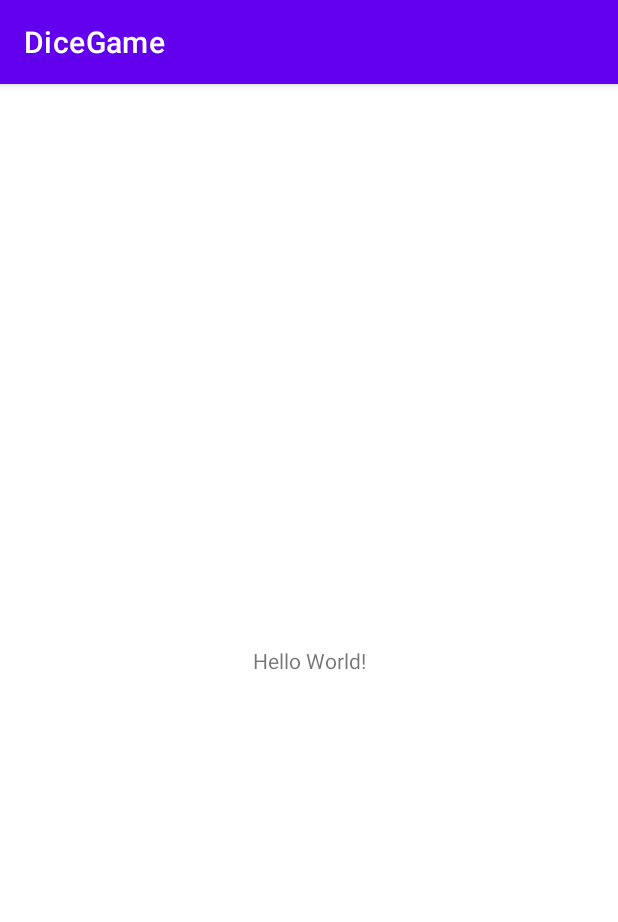
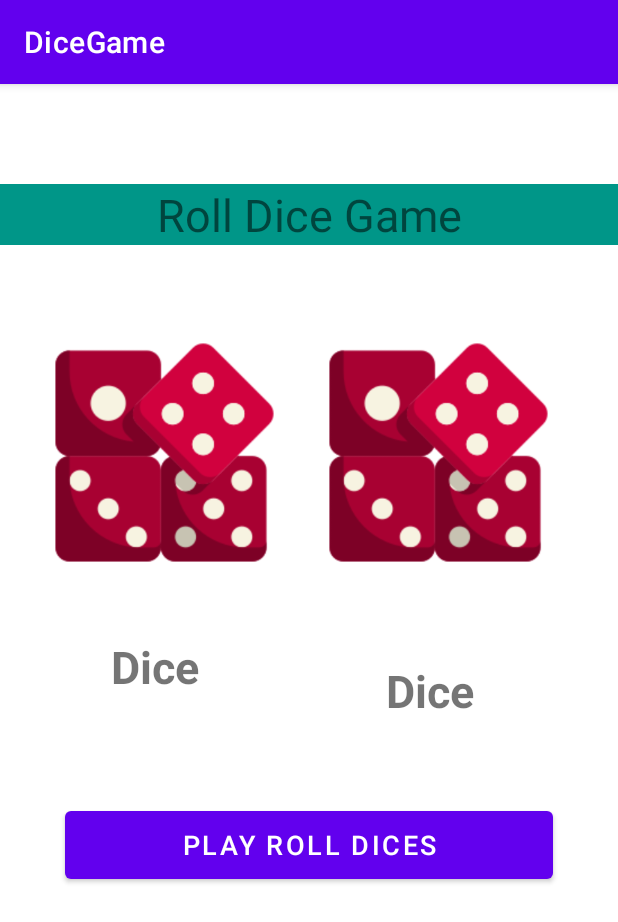
Before and after one commit to abdulwaheed-dev/MAD-Android-Kotlin, an Android app: the screen it shows after launch (MainActivity), on a phone screen of 412 x 824 dp. Shown: the top 922 px of the screen. Run offline under Robolectric (Android 15) with nearby library versions, the phone set to English and light mode, and no system bars.

Commit message:
design complete & imgs upload

```diff
--- a/DiceGame/app/src/main/res/layout/activity_main.xml
+++ b/DiceGame/app/src/main/res/layout/activity_main.xml
@@ -7,12 +7,95 @@
     tools:context=".MainActivity">
 
     <TextView
+        android:id="@+id/lblTitle"
+        android:layout_width="0dp"
+        android:layout_height="wrap_content"
+        android:background="#009688"
+        android:gravity="center_horizontal"
+        android:text="Roll Dice Game"
+        android:textSize="30sp"
+        app:layout_constraintBottom_toBottomOf="parent"
+        app:layout_constraintHorizontal_bias="0.0"
+        app:layout_constraintLeft_toLeftOf="parent"
+        app:layout_constraintRight_toRightOf="parent"
+        app:layout_constraintTop_toTopOf="parent"
+        app:layout_constraintVertical_bias="0.092" />
+
+    <ImageView
+        android:id="@+id/imgLeftDice"
+        android:layout_width="150dp"
+        android:layout_height="150dp"
+        android:layout_marginStart="37dp"
+        android:layout_marginLeft="37dp"
+        android:layout_marginTop="63dp"
+        android:layout_marginEnd="27dp"
+        android:layout_marginRight="27dp"
+        app:layout_constraintEnd_toStartOf="@+id/imgRightDice"
+        app:layout_constraintStart_toStartOf="parent"
+        app:layout_constraintTop_toBottomOf="@+id/lblTitle"
+        app:srcCompat="@drawable/dice" />
+
+    <ImageView
+        android:id="@+id/imgRightDice"
+        android:layout_width="150dp"
+        android:layout_height="150dp"
+        android:layout_marginStart="5dp"
+        android:layout_marginLeft="5dp"
+        android:layout_marginTop="63dp"
+        android:layout_marginEnd="47dp"
+        android:layout_marginRight="47dp"
+        app:layout_constraintEnd_toEndOf="parent"
+        app:layout_constraintStart_toEndOf="@+id/imgLeftDice"
+        app:layout_constraintTop_toBottomOf="@+id/lblTitle"
+        app:srcCompat="@drawable/dice" />
+
+    <TextView
+        android:id="@+id/lblLeftDice"
         android:layout_width="wrap_content"
         android:layout_height="wrap_content"
-        android:text="Hello World!"
+        android:layout_marginStart="73dp"
+        android:layout_marginLeft="73dp"
+        android:layout_marginTop="47dp"
+        android:layout_marginEnd="279dp"
+        android:layout_marginRight="279dp"
+        android:text="Dice"
+        android:textSize="30sp"
+        android:textStyle="bold"
+        app:layout_constraintEnd_toEndOf="parent"
+        app:layout_constraintStart_toStartOf="parent"
+        app:layout_constraintTop_toBottomOf="@+id/imgLeftDice" />
+
+    <TextView
+        android:id="@+id/lblRightDice"
+        android:layout_width="wrap_content"
+        android:layout_height="wrap_content"
+        android:layout_marginStart="124dp"
+        android:layout_marginLeft="124dp"
+        android:layout_marginTop="47dp"
+        android:layout_marginEnd="95dp"
+        android:layout_marginRight="95dp"
+        android:layout_marginBottom="327dp"
+        android:text="Dice"
+        android:textSize="30sp"
+        android:textStyle="bold"
         app:layout_constraintBottom_toBottomOf="parent"
-        app:layout_constraintLeft_toLeftOf="parent"
-        app:layout_constraintRight_toRightOf="parent"
-        app:layout_constraintTop_toTopOf="parent" />
+        app:layout_constraintEnd_toEndOf="parent"
+        app:layout_constraintStart_toEndOf="@+id/lblLeftDice"
+        app:layout_constraintTop_toBottomOf="@+id/imgRightDice" />
+
+    <Button
+        android:id="@+id/btnPlay"
+        android:layout_width="325dp"
+        android:layout_height="57dp"
+        android:layout_marginStart="43dp"
+        android:layout_marginLeft="43dp"
+        android:layout_marginTop="70dp"
+        android:layout_marginEnd="43dp"
+        android:layout_marginRight="43dp"
+        android:text="Play Roll Dices"
+        android:textSize="18sp"
+        app:layout_constraintEnd_toEndOf="parent"
+        app:layout_constraintStart_toStartOf="parent"
+        app:layout_constraintTop_toBottomOf="@+id/lblLeftDice" />
 
 </androidx.constraintlayout.widget.ConstraintLayout>
```
Also changed, not shown: DiceGame/app/src/main/res/drawable/dice.png (added), DiceGame/app/src/main/res/drawable/five.png (added), DiceGame/app/src/main/res/drawable/four.png (added), DiceGame/app/src/main/res/drawable/one.png (added), DiceGame/app/src/main/res/drawable/six.png (added), DiceGame/app/src/main/res/drawable/three.png (added), DiceGame/app/src/main/res/drawable/two.png (added).
